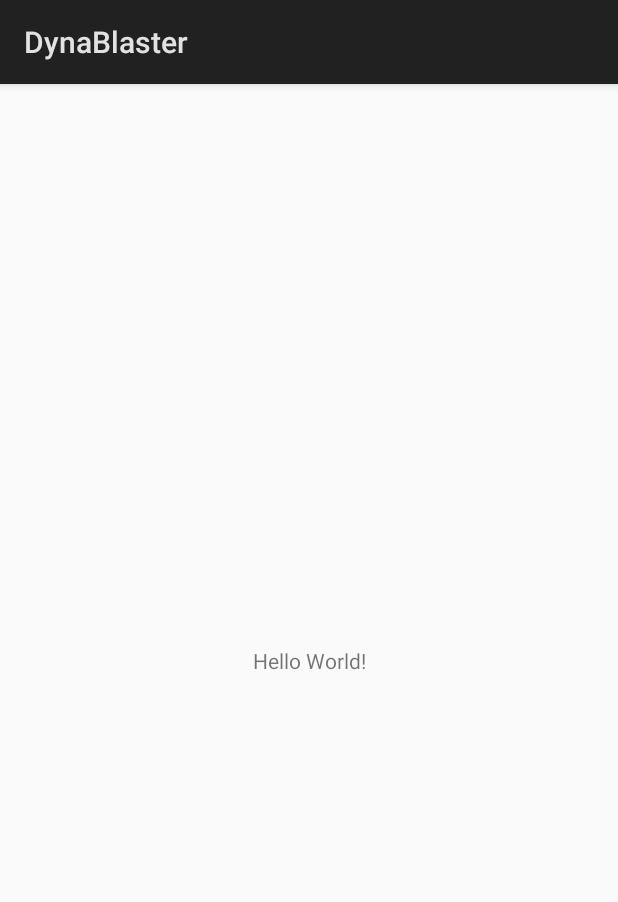
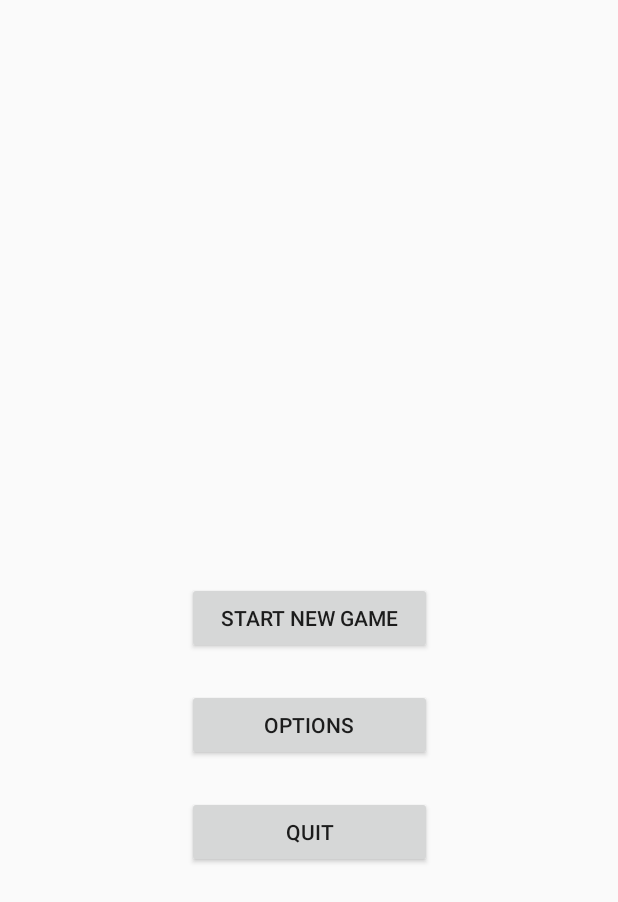
Before and after one commit to Hobajt/DynaBlaster, an Android app: the screen it shows after launch (MainActivity), on a phone screen of 412 x 824 dp. Shown: the top 902 px of the screen. Run offline under Robolectric (Android 15) with nearby library versions, the phone set to English and light mode, and no system bars.

```diff
--- a/app/src/main/AndroidManifest.xml
+++ b/app/src/main/AndroidManifest.xml
@@ -16,6 +16,7 @@
                 <category android:name="android.intent.category.LAUNCHER" />
             </intent-filter>
         </activity>
+        <activity android:name=".GameActivity"></activity>
     </application>
 
 </manifest>
--- /dev/null
+++ b/app/src/main/java/com/kopecrad/dynablaster/FullscreenActivity.java
@@ -0,0 +1,20 @@
+package com.kopecrad.dynablaster;
+
+import android.app.Activity;
+import android.os.Bundle;
+import android.view.Window;
+import android.view.WindowManager;
+
+public abstract class FullscreenActivity extends Activity {
+
+    @Override
+    protected void onCreate(Bundle savedInstanceState) {
+        super.onCreate(savedInstanceState);
+        enableFullscreen();
+    }
+
+    private void enableFullscreen() {
+        requestWindowFeature(Window.FEATURE_NO_TITLE);
+        getWindow().setFlags(WindowManager.LayoutParams.FLAG_FULLSCREEN, WindowManager.LayoutParams.FLAG_FULLSCREEN);
+    }
+}
--- a/app/src/main/java/com/kopecrad/dynablaster/MainActivity.java
+++ b/app/src/main/java/com/kopecrad/dynablaster/MainActivity.java
@@ -1,13 +1,23 @@
 package com.kopecrad.dynablaster;
 
 import android.app.Activity;
+import android.app.ActivityOptions;
+import android.content.Intent;
 import android.os.Bundle;
+import android.view.View;
+import android.view.Window;
+import android.view.WindowManager;
 
-public class MainActivity extends Activity {
+public class MainActivity extends FullscreenActivity {
 
     @Override
     protected void onCreate(Bundle savedInstanceState) {
         super.onCreate(savedInstanceState);
         setContentView(R.layout.activity_main);
     }
+
+    public void startGame(View view) {
+        Intent intent= new Intent(getBaseContext(), GameActivity.class);
+        startActivity(intent, ActivityOptions.makeSceneTransitionAnimation(this).toBundle());
+    }
 }
--- a/app/src/main/res/layout/activity_main.xml
+++ b/app/src/main/res/layout/activity_main.xml
@@ -6,13 +6,49 @@
     android:layout_height="match_parent"
     tools:context=".MainActivity">
 
-    <TextView
-        android:layout_width="wrap_content"
+    <Button
+        android:id="@+id/menu_startGameButton"
+        android:layout_width="163dp"
         android:layout_height="wrap_content"
-        android:text="Hello World!"
+        android:layout_marginStart="8dp"
+        android:layout_marginTop="8dp"
+        android:layout_marginEnd="8dp"
+        android:layout_marginBottom="8dp"
+        android:onClick="startGame"
+        android:text="@string/menu_startGame"
         app:layout_constraintBottom_toBottomOf="parent"
-        app:layout_constraintLeft_toLeftOf="parent"
-        app:layout_constraintRight_toRightOf="parent"
+        app:layout_constraintEnd_toEndOf="parent"
+        app:layout_constraintStart_toStartOf="parent"
         app:layout_constraintTop_toTopOf="parent" />
 
+    <Button
+        android:id="@+id/menu_optionsButton"
+        android:layout_width="163dp"
+        android:layout_height="wrap_content"
+        android:layout_marginStart="8dp"
+        android:layout_marginTop="8dp"
+        android:layout_marginEnd="8dp"
+        android:layout_marginBottom="8dp"
+        android:text="@string/menu_options"
+        app:layout_constraintBottom_toBottomOf="parent"
+        app:layout_constraintEnd_toEndOf="parent"
+        app:layout_constraintStart_toStartOf="parent"
+        app:layout_constraintTop_toBottomOf="@+id/menu_startGameButton"
+        app:layout_constraintVertical_bias="0.048" />
+
+    <Button
+        android:id="@+id/menu_quitButton"
+        android:layout_width="163dp"
+        android:layout_height="wrap_content"
+        android:layout_marginStart="8dp"
+        android:layout_marginTop="8dp"
+        android:layout_marginEnd="8dp"
+        android:layout_marginBottom="8dp"
+        android:text="@string/menu_quit"
+        app:layout_constraintBottom_toBottomOf="parent"
+        app:layout_constraintEnd_toEndOf="parent"
+        app:layout_constraintStart_toStartOf="parent"
+        app:layout_constraintTop_toBottomOf="@+id/menu_optionsButton"
+        app:layout_constraintVertical_bias="0.061" />
+
 </android.support.constraint.ConstraintLayout>
--- a/app/src/main/res/values/strings.xml
+++ b/app/src/main/res/values/strings.xml
@@ -1,3 +1,6 @@
 <resources>
     <string name="app_name">DynaBlaster</string>
+    <string name="menu_startGame">Start New Game</string>
+    <string name="menu_quit">Quit</string>
+    <string name="menu_options">Options</string>
 </resources>
--- a/app/src/main/res/values/styles.xml
+++ b/app/src/main/res/values/styles.xml
@@ -3,6 +3,13 @@
     <!-- Base application theme. -->
     <style name="AppTheme" parent="android:Theme.Material.Light.DarkActionBar">
         <!-- Customize your theme here. -->
+
+        <item name="android:windowAnimationStyle">@style/AppTheme.WindowTransition</item>
     </style>
 
+    <!-- Setting window animation -->
+    <style name="AppTheme.WindowTransition">
+        <item name="android:windowEnterAnimation">@android:anim/fade_in</item>
+        <item name="android:windowExitAnimation">@android:anim/fade_out</item>
+    </style>
 </resources>
```
Also changed, not shown: app/src/main/java/com/kopecrad/dynablaster/GameActivity.java (added, +33 -0 lines), app/src/main/java/com/kopecrad/dynablaster/Renderer.java (added, +100 -0 lines), app/src/main/res/layout/activity_game.xml (added, +14 -0 lines).
